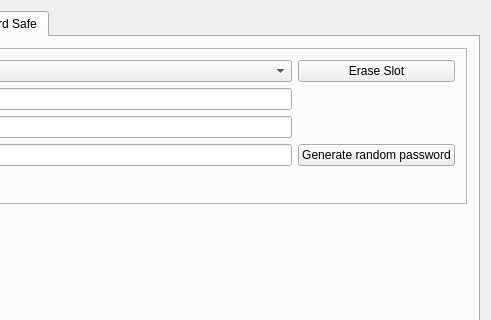
This is ui/mainwindow.ui in Nitrokey/nitrokey-app as Qt 5 draws it before an edit; both pictures show x 310 to 801 and y 0 to 320 of the 801 by 781 pixel window. The edited form follows.
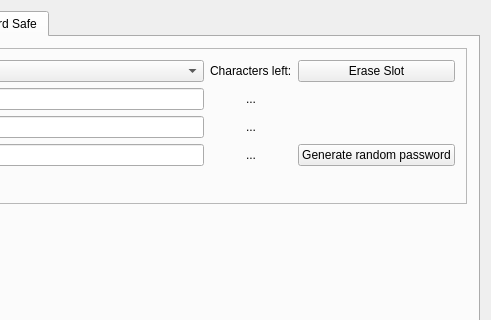
This is the edited form. The open tabs and pages were chosen to show the change. Icons and pictures are not drawn.

Commit message: Add counters for PWS details in PWS form

```diff
--- a/ui/mainwindow.ui
+++ b/ui/mainwindow.ui
@@ -1197,7 +1197,7 @@
                </property>
               </widget>
              </item>
-             <item row="0" column="2">
+             <item row="0" column="3">
               <widget class="QPushButton" name="PWS_ButtonClearSlot">
                <property name="text">
                 <string>Erase Slot</string>
@@ -1223,7 +1223,7 @@
                </item>
               </widget>
              </item>
-             <item row="3" column="2">
+             <item row="3" column="3">
               <widget class="QPushButton" name="PWS_ButtonCreatePW">
                <property name="text">
                 <string>Generate random password</string>
@@ -1250,6 +1250,43 @@
                </property>
               </widget>
              </item>
+             <item row="0" column="2">
+              <widget class="QLabel" name="l_chars_left_info">
+               <property name="text">
+                <string>Characters left:</string>
+               </property>
+              </widget>
+             </item>
+             <item row="1" column="2">
+              <widget class="QLabel" name="l_c_name">
+               <property name="text">
+                <string notr="true">...</string>
+               </property>
+               <property name="alignment">
+                <set>Qt::AlignCenter</set>
+               </property>
+              </widget>
+             </item>
+             <item row="2" column="2">
+              <widget class="QLabel" name="l_c_login">
+               <property name="text">
+                <string notr="true">...</string>
+               </property>
+               <property name="alignment">
+                <set>Qt::AlignCenter</set>
+               </property>
+              </widget>
+             </item>
+             <item row="3" column="2">
+              <widget class="QLabel" name="l_c_password">
+               <property name="text">
+                <string>...</string>
+               </property>
+               <property name="alignment">
+                <set>Qt::AlignCenter</set>
+               </property>
+              </widget>
+             </item>
             </layout>
            </item>
           </layout>
```
The commit also changes 2 other files.
